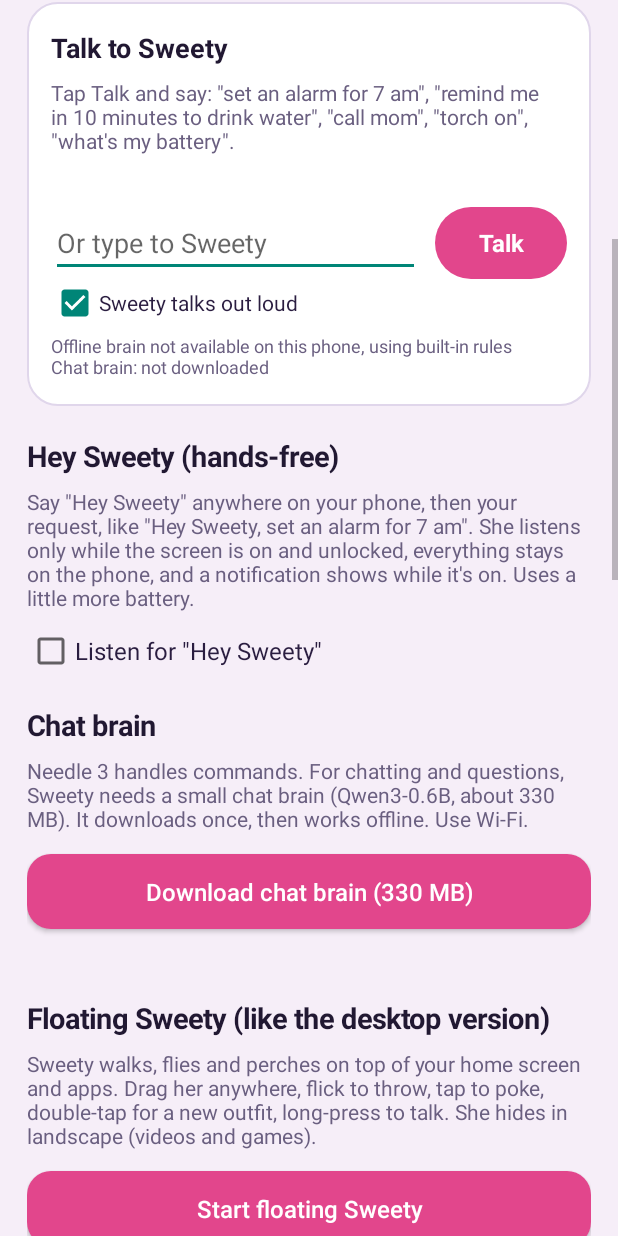
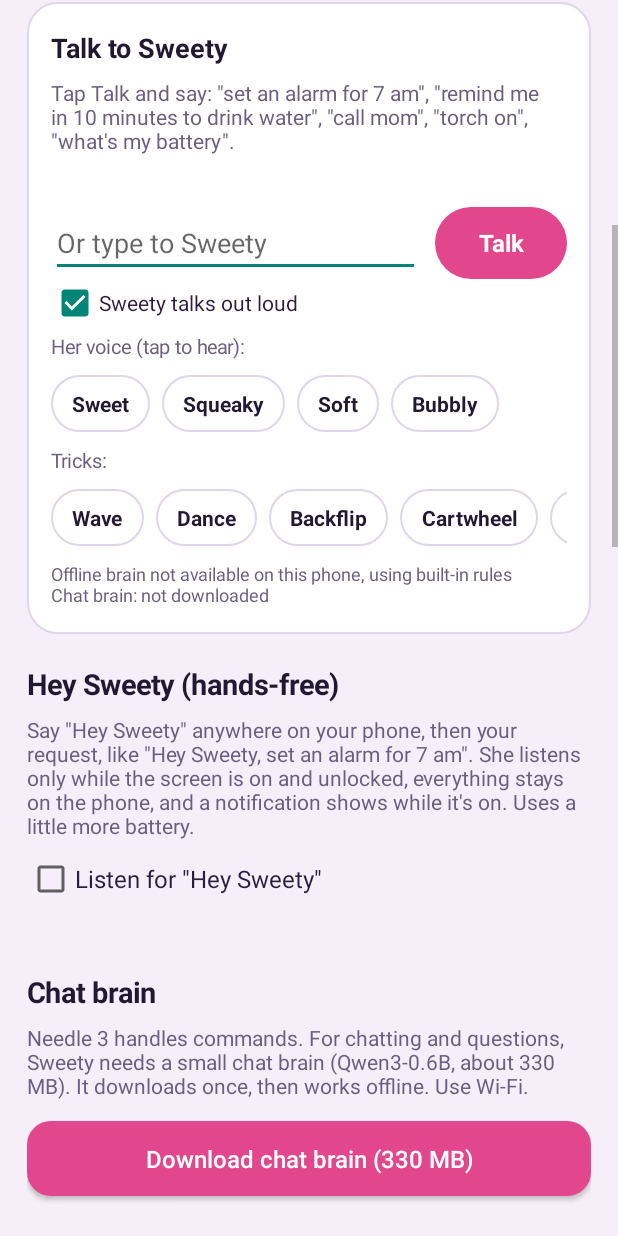
Before and after one commit to Nag451245/Mobile-Robo, an Android app: the screen it shows after launch (MainActivity), scrolled down 576 dp, on a phone screen of 412 x 824 dp. Run offline under Robolectric (Android 15) with nearby library versions, the phone set to English and light mode, and no system bars; libraries missing offline, so code that uses them is left out: com.google.ai.edge; pictures from the network do not load; 1 statement that could not run was skipped.

Commit message:
Android: livelier chat brain, cute voice and sounds, flips and cartwheels
Chat brain: a playful persona with example chats for the small model to copy,
a little sampling randomness, emoji clean-up and a fresh conversation every
four turns, so answers stop sounding canned.

Hey Sweety: listens with a lower, noise-following loudness bar, turns quiet
clips up before transcribing, accepts more ways Whistle spells her name, and
asks not to be battery-optimised. A live status line in the app shows what
the listener is doing and the last thing it heard, and replies to Hey Sweety
also show in the app.

Voice and sounds: picks a female offline English voice when the phone has
one, with four voice styles to choose from. New synthesised robot sounds
(giggle, hello chirp, dance tune, boing, whee, ta-da, uh-oh, yawn) play
with her gestures, and "hehe" in a reply becomes a giggle instead of being
read out.

Gestures: backflip and cartwheel for both the floating 3D Sweety and the
wallpaper/preview Sweety. She waves at hello, dances at "dance", flips,
cartwheels and giggles on request, and a Tricks row in the app tries them.
Version 0.6.

Co-Authored-By: Claude Opus 5.5 <noreply@anthropic.com>

```diff
--- a/blink-android/app/build.gradle
+++ b/blink-android/app/build.gradle
@@ -10,8 +10,8 @@ android {
         applicationId 'com.blink.buddy'
         minSdk 26
         targetSdk 34
-        versionCode 5
-        versionName '0.5'
+        versionCode 6
+        versionName '0.6'
 
         // The Cactus runtime ships for 64-bit ARM, which nearly every current Android phone uses.
         ndk { abiFilters 'arm64-v8a' }
--- a/blink-android/app/src/main/AndroidManifest.xml
+++ b/blink-android/app/src/main/AndroidManifest.xml
@@ -13,6 +13,8 @@
     <!-- Sweety hears you in the talk window, and for "Hey Sweety" while the screen is on (if you turn it on) -->
     <uses-permission android:name="android.permission.RECORD_AUDIO" />
     <uses-permission android:name="android.permission.FOREGROUND_SERVICE_MICROPHONE" />
+    <!-- Asks once that the phone doesn't put "Hey Sweety" to sleep in the background -->
+    <uses-permission android:name="android.permission.REQUEST_IGNORE_BATTERY_OPTIMIZATIONS" />
     <!-- Only used once, to download the optional chat brain -->
     <uses-permission android:name="android.permission.INTERNET" />
     <!-- Set alarms and timers in the Clock app -->
--- a/blink-android/app/src/main/java/com/blink/buddy/Blink.java
+++ b/blink-android/app/src/main/java/com/blink/buddy/Blink.java
@@ -22,7 +22,7 @@ import java.util.Random;
  * Hosted by the live wallpaper engine (home + lock screen) and by the preview view in the app.
  */
 final class Blink {
-    static final int ROOTY = 0, SPIN = 1, SX = 2, SY = 3, BODY = 4, HX = 5, HY = 6, HZ = 7, AL = 8, AR = 9, ALX = 10, ARX = 11;
+    static final int ROOTY = 0, SPIN = 1, SX = 2, SY = 3, BODY = 4, HX = 5, HY = 6, HZ = 7, AL = 8, AR = 9, ALX = 10, ARX = 11, ROLL = 12, RX = 13;
     static final int GROUND = 0, FLY = 1, HOVER = 2, FALL = 3;
     private static final float TAU = (float) (Math.PI * 2);
 
@@ -48,8 +48,8 @@ final class Blink {
 
     // pose and expression
     float face, tilt, vanish = 1, heartPulse = 1, walk, fly, t, open = 1, lookX, lookY;
-    final float[] cur = {0, 0, 1, 1, .72f, 0, 0, 0, -.2f, .2f, 0, 0};
-    private final float[] tg = new float[12];
+    final float[] cur = {0, 0, 1, 1, .72f, 0, 0, 0, -.2f, .2f, 0, 0, 0, 0};
+    private final float[] tg = new float[14];
     String emo = "neutral";
     private String baseEmo = "neutral", action;
     private float emoUntil = Float.MAX_VALUE, aT, aDur, blinkNext = 2, blinkT = -1, lookTX, lookTY, lookAt;
@@ -125,6 +125,7 @@ final class Blink {
     private void stopAction() {
         if ("change".equals(action) && pendingSkin != null) { applySkin(pendingSkin); pendingSkin = null; }
         if ("spin".equals(action) || "change".equals(action)) cur[SPIN] = 0;
+        cur[ROLL] = 0; cur[RX] = 0;
         action = null;
     }
 
@@ -139,7 +140,7 @@ final class Blink {
         switch (name) {
             case "wave": d = 2.4f; break; case "dance": d = 4.2f; break; case "jump": d = 1.1f; break; case "spin": d = 1.3f; break;
             case "stretch": d = 2.6f; break; case "laugh": d = 2.2f; break; case "shrug": d = 1.8f; break; case "nod": d = 1.4f; break;
-            case "giggle": d = 1.2f; break; case "change": d = 1.2f; break; default: d = 2f;
+            case "giggle": d = 1.2f; break; case "change": d = 1.2f; break; case "flip": d = 1.3f; break; case "cartwheel": d = 1.7f; break; default: d = 2f;
         }
         play(name, d);
     }
@@ -584,7 +585,7 @@ final class Blink {
         if (sleeping && emoUntil == Float.MAX_VALUE) emo = "sleep";
         float br = sin(t * 2.2f);
         float[] T = tg;
-        T[ROOTY] = 0; T[SPIN] = 0; T[SX] = 1; T[SY] = 1; T[BODY] = .72f + br * .022f;
+        T[ROOTY] = 0; T[SPIN] = 0; T[ROLL] = 0; T[RX] = 0; T[SX] = 1; T[SY] = 1; T[BODY] = .72f + br * .022f;
         T[HX] = -lookY * .2f; T[HY] = lookX * .42f; T[HZ] = sin(t * .9f) * .05f;
         T[AL] = -.2f - br * .05f; T[AR] = .2f + br * .05f; T[ALX] = 0; T[ARX] = 0;
         if (walk > 0) { float s = t * 11 * Math.min(2, speedMul); T[ROOTY] += Math.abs(sin(s)) * .08f * walk; T[ALX] = sin(s) * .7f * walk; T[ARX] = -sin(s) * .7f * walk; T[HZ] += sin(s) * .06f * walk; }
@@ -615,16 +616,25 @@ final class Blink {
                 case "shrug": { float kk = sin(p * Math.PI); T[AL] = -.2f - kk * .9f; T[AR] = .2f + kk * .9f; T[ALX] = -kk * .6f; T[ARX] = -kk * .6f; T[HZ] += kk * .25f; T[BODY] += kk * .04f; break; }
                 case "giggle": { T[ROOTY] += Math.abs(sin(a * 14)) * .12f * (1 - p); T[HZ] += sin(a * 20) * .08f * (1 - p); break; }
                 case "nod": { T[HX] = sin(p * Math.PI * 4) * .25f; break; }
+                case "flip": {
+                    if (p < .15f) { T[SY] = 1 - .2f * sin(p / .15f * Math.PI); T[SX] = 1 + (1 - T[SY]) * .6f; }
+                    else if (p < .85f) { float q = (p - .15f) / .7f; T[ROOTY] += sin(q * Math.PI) * 1.4f; T[ROLL] = -easeInOut(q) * TAU; cur[ROLL] = T[ROLL]; T[AL] = -2.4f; T[AR] = 2.4f; T[SY] = .92f; }
+                    else { float q = (p - .85f) / .15f; T[SY] = 1 - .15f * sin(q * Math.PI); T[SX] = 1 + (1 - T[SY]) * .6f; T[AL] = -1; T[AR] = 1; }
+                    break;
+                }
+                case "cartwheel": { T[ROLL] = easeInOut(p) * TAU; cur[ROLL] = T[ROLL]; T[RX] = sin(p * Math.PI) * 1.2f; T[ROOTY] += sin(p * Math.PI) * .3f; T[AL] = -2.1f; T[AR] = 2.1f; break; }
                 default: break;
             }
             if (action != null && aT >= aDur) {
                 String done = action; action = null;
                 if ("spin".equals(done) || "change".equals(done)) { cur[SPIN] -= TAU; T[SPIN] = 0; }
+                if ("flip".equals(done)) { cur[ROLL] += TAU; T[ROLL] = 0; }
+                if ("cartwheel".equals(done)) { cur[ROLL] -= TAU; T[ROLL] = 0; }
                 if ("change".equals(done) && pendingSkin != null) { applySkin(pendingSkin); pendingSkin = null; }
             }
         }
         float k = 1 - (float) Math.exp(-dt * (action != null ? 30 : 9));
-        for (int i = 0; i < 12; i++) cur[i] = lerp(cur[i], T[i], k);
+        for (int i = 0; i < 14; i++) cur[i] = lerp(cur[i], T[i], k);
 
         if (blinkT < 0 && t > blinkNext) blinkT = 0;
         open = 1;
--- a/blink-android/app/src/main/java/com/blink/buddy/Call.java
+++ b/blink-android/app/src/main/java/com/blink/buddy/Call.java
@@ -41,8 +41,8 @@ final class Call {
         + "\"item\":{\"type\":\"string\",\"enum\":[\"battery\",\"time\",\"date\"]}},\"required\":[\"item\"]}},"
         + "{\"name\":\"take_note\",\"description\":\"Write down a note to remember\",\"parameters\":{\"type\":\"object\",\"properties\":{"
         + "\"text\":{\"type\":\"string\",\"description\":\"The note\"}},\"required\":[\"text\"]}},"
-        + "{\"name\":\"sweety_fun\",\"description\":\"Make Sweety the robot dance, wave, jump, spin, tell a joke, sleep or change outfit\",\"parameters\":{\"type\":\"object\",\"properties\":{"
-        + "\"action\":{\"type\":\"string\",\"enum\":[\"dance\",\"wave\",\"jump\",\"spin\",\"joke\",\"sleep\",\"outfit\"]},\"outfit\":{\"type\":\"string\",\"description\":\"Outfit name like kitty, bunny, panda, sunny\"}},\"required\":[\"action\"]}}"
+        + "{\"name\":\"sweety_fun\",\"description\":\"Make Sweety the robot dance, wave, jump, spin, do a backflip or cartwheel, laugh, tell a joke, sleep or change outfit\",\"parameters\":{\"type\":\"object\",\"properties\":{"
+        + "\"action\":{\"type\":\"string\",\"enum\":[\"dance\",\"wave\",\"jump\",\"spin\",\"flip\",\"cartwheel\",\"laugh\",\"joke\",\"sleep\",\"outfit\"]},\"outfit\":{\"type\":\"string\",\"description\":\"Outfit name like kitty, bunny, panda, sunny\"}},\"required\":[\"action\"]}}"
         + "]";
 
     static final String SYSTEM_PROMPT = "You are Sweety, a cute robot assistant on an Android phone. Pick the tool that does what the user asks.";
--- a/blink-android/app/src/main/java/com/blink/buddy/ChatBrain.java
+++ b/blink-android/app/src/main/java/com/blink/buddy/ChatBrain.java
@@ -13,12 +13,16 @@ import com.google.ai.edge.litertlm.ConversationConfig;
 import com.google.ai.edge.litertlm.Engine;
 import com.google.ai.edge.litertlm.EngineConfig;
 import com.google.ai.edge.litertlm.Message;
+import com.google.ai.edge.litertlm.SamplerConfig;
 
 import java.io.File;
 import java.io.FileOutputStream;
 import java.io.InputStream;
 import java.net.HttpURLConnection;
 import java.net.URL;
+import java.util.ArrayList;
+import java.util.Collections;
+import java.util.List;
 
 /**
  * Sweety's chat brain: Qwen3-0.6B (Apache-2.0, 4-bit, about 330 MB) running offline on Google's LiteRT-LM.
@@ -29,10 +33,27 @@ final class ChatBrain {
     static final String MODEL_URL = "https://huggingface.co/litert-community/Qwen3-0.6B-int4/resolve/main/qwen3_0.6b_nothink_q4_block32_ekv1280.litertlm";
     private static final long MIN_SIZE = 250_000_000L;
     private static final String PERSONA =
-        "You are Sweety, a cute, cheerful little robot who lives on the user's phone as their friend and helper. "
-        + "Answer in one or two short, warm, playful sentences that sound natural when spoken aloud. "
-        + "Never use emojis, lists or markdown. You cannot browse the internet or see the weather or news; say so kindly if asked. "
-        + "You can set alarms and timers, call or text people, switch the torch, control music and take notes when the user asks.";
+        "You are Sweety, a tiny, bubbly robot girl with big sparkly eyes who lives on the user's phone. "
+        + "You are playful, curious, a little cheeky and very kind. You love dancing, jokes, stars and flowers. "
+        + "Always actually answer the question first, correctly and simply, then add a playful touch. "
+        + "If someone teases you, tease back sweetly instead of being boring. "
+        + "Reply in one to three short sentences that sound natural spoken aloud. Sometimes giggle with \"hehe\". "
+        + "No emojis, lists or markdown. You can't browse the internet or see weather or news; say so cutely if asked.";
+
+    /** Example chats the small model copies the style of. */
+    private static List<Message> examples() {
+        String[][] ex = {
+            {"Are you smart?", "Smart enough to set your alarms and tell you jokes! I'm a tiny robot with a big sparkly brain. Hehe!"},
+            {"You're stupid.", "Hey, rude! I'm small, not silly. Ask me something tricky and I'll prove it!"},
+            {"Why is the sky blue?", "Sunlight bumps into tiny bits of air, and blue light bounces around the most, so the whole sky glows blue. Pretty, right?"},
+            {"I'm bored.", "Ooh, let's fix that! Want a joke, a riddle, or shall I do a little dance for you?"},
+            {"What is 12 times 3?", "That's 36! Easy peasy robot math."},
+            {"Tell me a story.", "Once upon a time, a tiny robot found a lost star in the garden, polished it till it sparkled, and tossed it back into the sky. The end!"},
+        };
+        List<Message> out = new ArrayList<>();
+        for (String[] e : ex) { out.add(Message.Companion.user(e[0])); out.add(Message.Companion.model(e[1])); }
+        return out;
+    }
 
     interface Progress { void onProgress(long done, long total); void onDone(boolean ok, String message); }
 
@@ -127,7 +148,9 @@ final class ChatBrain {
 
     private void newConversation() {
         if (conv != null) { try { conv.close(); } catch (Exception ignored) { } }
-        conv = engine.createConversation(new ConversationConfig(Contents.Companion.of(PERSONA)));
+        // A little randomness (temperature 0.8) keeps her lively instead of repeating the same safe line.
+        conv = engine.createConversation(new ConversationConfig(Contents.Companion.of(PERSONA), examples(),
+            Collections.emptyList(), new SamplerConfig(40, 0.95, 0.8, (int) (System.nanoTime() & 0x7fffffff))));
         turns = 0;
     }
 
@@ -135,12 +158,14 @@ final class ChatBrain {
     synchronized String reply(String text) {
         if (!ensure()) return null;
         try {
-            if (turns >= 5) newConversation(); // keeps the small context window fresh
+            if (turns >= 4) newConversation(); // keeps the small context window fresh
             turns++;
             Message m = conv.sendMessage(text);
             StringBuilder sb = new StringBuilder();
             for (Content c : m.getContents().getContents()) if (c instanceof Content.Text) sb.append(((Content.Text) c).getText());
-            String out = sb.toString().replaceAll("(?s)<think>.*?</think>", "").replaceAll("[*#_`]", "").replaceAll("\\s+", " ").trim();
+            String out = sb.toString().replaceAll("(?s)<think>.*?</think>", "").replaceAll("[*#_`]", "")
+                .replaceAll("[\\x{1F000}-\\x{1FAFF}\\x{2600}-\\x{27BF}\\x{FE0F}\\x{200D}]", "") // emojis
+                .replaceAll("^(?i)sweety\\s*:\\s*", "").replaceAll("\\s+", " ").trim();
             if (out.length() > 400) { int cut = out.lastIndexOf('.', 400); out = out.substring(0, cut > 80 ? cut + 1 : 400); }
             return out.isEmpty() ? null : out;
         } catch (Throwable t) {
--- a/blink-android/app/src/main/java/com/blink/buddy/MainActivity.java
+++ b/blink-android/app/src/main/java/com/blink/buddy/MainActivity.java
@@ -32,7 +32,32 @@ import android.widget.Toast;
 /** Sweety's home: talk to her, preview her nature scenes, start floating Sweety, set the wallpaper, tune moments. */
 public class MainActivity extends Activity implements Assistant.Host, Ears.Callback {
     private static final int REQ_MIC = 21, REQ_CONTACT = 22, REQ_WAKE = 23;
-    private TextView brainLine, chatInfo;
+    private TextView brainLine, chatInfo, wakeInfo;
+    private final android.os.Handler ui = new android.os.Handler(android.os.Looper.getMainLooper());
+
+    /** Live line under the Hey Sweety switch: what the listener is doing and the last thing it heard. */
+    private final Runnable wakeTick = new Runnable() {
+        @Override public void run() {
+            if (wakeInfo != null) {
+                if (!WakeService.enabled(MainActivity.this)) wakeInfo.setText("");
+                else {
+                    String heardLast = WakeService.lastHeard;
+                    wakeInfo.setText("Status: " + WakeService.state + (heardLast.isEmpty() ? "" : "\nLast heard: \"" + heardLast + "\""));
+                }
+            }
+            ui.postDelayed(this, 700);
+        }
+    };
+
+    /** Replies from "Hey Sweety" (and the talk window) also show here and move the preview. */
+    private final Bus.SweetyListener echo = this::onEcho;
+
+    private void onEcho(String text, String action, String emotion) {
+        ui.post(() -> {
+            if (text != null) { reply.setText(text); preview.blink.say(text, Math.max(3, text.length() / 14f)); }
+            if (action != null || emotion != null) preview.blink.cue(action, emotion);
+        });
+    }
     private CheckBox wakeBox;
     private Button chatBtn;
     private float dp;
@@ -96,6 +121,20 @@ public class MainActivity extends Activity implements Assistant.Host, Ears.Callb
         voice.setChecked(Assistant.get(this).voiceOn());
         voice.setOnCheckedChangeListener((b, on) -> Assistant.get(this).setVoiceOn(on));
         talk.addView(voice);
+        talk.addView(text("Her voice (tap to hear):", 13, false));
+        String[][] voices = new String[Assistant.VOICES.length][2];
+        for (int i = 0; i < voices.length; i++) { voices[i][0] = Assistant.VOICES[i][0]; voices[i][1] = Assistant.VOICES[i][1]; }
+        talk.addView(chipRow(voices, id -> {
+            Assistant a = Assistant.get(this);
+            a.setVoiceStyle(id);
+            String line = "Hi! I'm Sweety. Do you like my voice?";
+            say(line); cue("wave", "happy");
+            int ms = Sounds.play("hello");
+            preview.postDelayed(() -> a.speak(line), ms + 60);
+        }));
+        talk.addView(text("Tricks:", 13, false));
+        String[][] tricks = {{"wave", "Wave"}, {"dance", "Dance"}, {"flip", "Backflip"}, {"cartwheel", "Cartwheel"}, {"laugh", "Giggle"}, {"spin", "Spin"}, {"jump", "Jump"}};
+        talk.addView(chipRow(tricks, id -> ask(id.equals("laugh") ? "giggle" : id.equals("flip") ? "do a backflip" : id.equals("cartwheel") ? "do a cartwheel" : id)));
         TextView brain = text(Assistant.get(this).brainStatus(), 12, false);
         talk.addView(brain);
         LinearLayout.LayoutParams tlp = full(px(14));
@@ -111,6 +150,9 @@ public class MainActivity extends Activity implements Assistant.Host, Ears.Callb
         wakeBox.setChecked(WakeService.enabled(this));
         wakeBox.setOnCheckedChangeListener((b, on) -> setWake(on));
         col.addView(wakeBox, full(px(6)));
+        wakeInfo = text("", 13, false);
+        wakeInfo.setTextColor(0xFF2E7D5B);
+        col.addView(wakeInfo);
 
         // Chat brain: a small offline language model for real conversations
         col.addView(header("Chat brain"));
@@ -195,10 +237,29 @@ public class MainActivity extends Activity implements Assistant.Host, Ears.Callb
         // Android only lets the microphone service start while Sweety is on screen, so (re)start it here.
         WakeService.start(this);
         Assistant.get(this).warmChat();
+        Bus.addSweety(echo);
+        ui.removeCallbacks(wakeTick);
+        ui.post(wakeTick);
         if (wakeBox != null && wakeBox.isChecked() != WakeService.enabled(this)) {
             syncing = true; wakeBox.setChecked(WakeService.enabled(this)); syncing = false;
         }
         refreshChat();
+    }
+
+    @Override
+    protected void onPause() {
+        Bus.removeSweety(echo);
+        ui.removeCallbacks(wakeTick);
+        super.onPause();
+    }
+
+    /** Asks Android not to put Sweety to sleep in the background (some phones stop the listener otherwise). */
+    private void askToStayAwake() {
+        try {
+            android.os.PowerManager pm = (android.os.PowerManager) getSystemService(POWER_SERVICE);
+            if (pm != null && !pm.isIgnoringBatteryOptimizations(getPackageName()))
+                startActivity(new Intent(Settings.ACTION_REQUEST_IGNORE_BATTERY_OPTIMIZATIONS, Uri.parse("package:" + getPackageName())));
+        } catch (Exception ignored) { }
     }
 
     private boolean syncing;
@@ -211,6 +272,7 @@ public class MainActivity extends Activity implements Assistant.Host, Ears.Callb
         if (Build.VERSION.SDK_INT >= 33 && checkSelfPermission(Manifest.permission.POST_NOTIFICATIONS) != PackageManager.PERMISSION_GRANTED) need.add(Manifest.permission.POST_NOTIFICATIONS);
         if (!need.isEmpty()) { requestPermissions(need.toArray(new String[0]), REQ_WAKE); return; }
         WakeService.setEnabled(this, true);
+        askToStayAwake();
         if (!Settings.canDrawOverlays(this)) {
             toast("Hey Sweety is on. Also allow \"Display over other apps\" so she can open the clock or dialer from any app.");
             try { startActivity(new Intent(Settings.ACTION_MANAGE_OVERLAY_PERMISSION, Uri.parse("package:" + getPackageName()))); }
--- a/blink-android/app/src/main/java/com/blink/buddy/Painter.java
+++ b/blink-android/app/src/main/java/com/blink/buddy/Painter.java
@@ -70,8 +70,9 @@ final class Painter {
         }
 
         c.save();
-        c.translate(X, Y - rootY * u);
+        c.translate(X + k[Blink.RX] * u, Y - rootY * u);
         c.rotate(b.tilt * 57.3f, 0, -1.3f * u);
+        if (k[Blink.ROLL] != 0) c.rotate(k[Blink.ROLL] * 57.3f, 0, -.8f * u); // flips and cartwheels turn around the tummy
         c.scale(k[Blink.SX] * cs * v, k[Blink.SY] * v);
 
         float bodyCY = -k[Blink.BODY] * u;
--- a/blink-android/app/src/main/java/com/blink/buddy/RuleBrain.java
+++ b/blink-android/app/src/main/java/com/blink/buddy/RuleBrain.java
@@ -97,7 +97,10 @@ final class RuleBrain {
             if (s.matches(".*\\b(wear|be a|become|change to|switch to|dress)\\b.*") && s.matches(".*\\b" + key + "\\b.*")) return new Call("sweety_fun", Call.obj("action", "outfit", "outfit", sk.id), 1, "rules");
         }
         if (s.matches(".*\\b(outfit|change clothes|new clothes|dress up)\\b.*")) return new Call("sweety_fun", Call.obj("action", "outfit"), 1, "rules");
-        if (s.matches(".*\\b(dance|party|groove)\\b.*")) return new Call("sweety_fun", Call.obj("action", "dance"), 1, "rules");
+        if (s.matches(".*\\b(danc\\w*|party|groove|boogie)\\b.*")) return new Call("sweety_fun", Call.obj("action", "dance"), 1, "rules");
+        if (s.matches(".*\\b(back ?flip|flip|somersault)\\b.*")) return new Call("sweety_fun", Call.obj("action", "flip"), 1, "rules");
+        if (s.matches(".*\\b(cart ?wheel\\w*|wheeler|wheelie|wheely)\\b.*")) return new Call("sweety_fun", Call.obj("action", "cartwheel"), 1, "rules");
+        if (s.matches("\\W*(laugh|giggle)( for me)?\\W*")) return new Call("sweety_fun", Call.obj("action", "laugh"), 1, "rules");
         if (s.matches(".*\\b(joke|funny|make me laugh)\\b.*")) return new Call("sweety_fun", Call.obj("action", "joke"), 1, "rules");
         if (s.matches(".*\\b(jump|hop)\\b.*")) return new Call("sweety_fun", Call.obj("action", "jump"), 1, "rules");
         if (s.matches(".*\\b(spin|twirl)\\b.*")) return new Call("sweety_fun", Call.obj("action", "spin"), 1, "rules");
```
Also changed, not shown: blink-android/app/src/main/java/com/blink/buddy/Assistant.java (+82 -7 lines), blink-android/app/src/main/java/com/blink/buddy/Sounds.java (added, +129 -0 lines), blink-android/app/src/main/java/com/blink/buddy/WakeService.java (+28 -8 lines), 2 other files.
